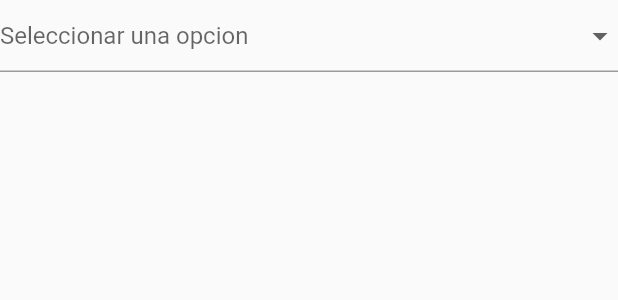
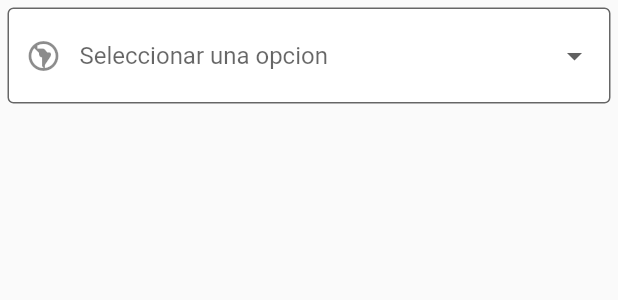
Before and after one commit to MarcosValdez/aplicativo-turismo, a Flutter app: the ContinenteList widget shown alone on an empty page, opened directly, on a phone screen of 412 x 824 dp. Shown: the top 300 px of the screen. Run offline on Flutter 3.47's test engine with Material 2 defaults, Android fonts, the phone set to English and light mode, and no system bars; our stand-ins replace bloc, bloc_concurrency, carousel_slider, cloud_firestore, equatable, firebase_auth and 8 more; accounts and stored records are empty; network calls fail; Roboto replaces fonts that are missing (Georgia).

Commit message:
style: lista de paises, pais_list_item.dart

```diff
--- a/lib/Turismo/view/continente_list.dart
+++ b/lib/Turismo/view/continente_list.dart
@@ -5,15 +5,15 @@ import 'package:flutter_bloc/flutter_bloc.dart';
 class ContinenteList extends StatefulWidget {
   @override
   _ContinenteListState createState() => _ContinenteListState();
+}
 
-}
-List<DropdownMenuItem<String>> get dropdownItems{
+List<DropdownMenuItem<String>> get dropdownItems {
   List<DropdownMenuItem<String>> menuItems = [
-    DropdownMenuItem(child: Text("America"),value: "1"),
-    DropdownMenuItem(child: Text("Europa"),value: "2"),
-    DropdownMenuItem(child: Text("Asia"),value: "3"),
-    DropdownMenuItem(child: Text("Africa"),value: "4"),
-    DropdownMenuItem(child: Text("Australia"),value: "5"),
+    DropdownMenuItem(child: Text("America"), value: "1"),
+    DropdownMenuItem(child: Text("Europa"), value: "2"),
+    DropdownMenuItem(child: Text("Asia"), value: "3"),
+    DropdownMenuItem(child: Text("Africa"), value: "4"),
+    DropdownMenuItem(child: Text("Australia"), value: "5"),
   ];
   return menuItems;
 }
@@ -24,19 +24,27 @@ class _ContinenteListState extends State<ContinenteList> {
 
   @override
   Widget build(BuildContext context) {
-    return BlocBuilder<PaisBloc, PaisState>(
-      builder: (context, state) {
-            return  DropdownButtonFormField<String>(
+    return BlocBuilder<PaisBloc, PaisState>(builder: (context, state) {
+      return Column(children: <Widget>[
+        Container(
+            margin: EdgeInsets.all(5),
+            child: DropdownButtonFormField<String>(
               value: null,
               hint: Text("Seleccionar una opcion"),
+              decoration: InputDecoration(
+                filled: true,
+                fillColor: Colors.white,
+                prefixIcon: Icon(Icons.south_america_outlined),
+                border: OutlineInputBorder(),
+              ),
               isExpanded: true, //make true to make width 100%
               items: dropdownItems,
               onChanged: (value) {
-                BlocProvider.of<PaisBloc>(context).add(PaisesFiltro(value, state.paises));
+                BlocProvider.of<PaisBloc>(context)
+                    .add(PaisesFiltro(value, state.paises));
               },
-              );
-
-      }
-    );
+            ))
+      ]);
+    });
   }
 }
--- a/lib/Turismo/view/pais_page.dart
+++ b/lib/Turismo/view/pais_page.dart
@@ -11,7 +11,6 @@ class PaisPage extends StatelessWidget {
     return Scaffold(
       body: BlocProvider(
         create: (_) => PaisBloc(httpClient: http.Client())..add(PostFetched()),
-
         child: Column(children: [ContinenteList(),PaisList()],)
 
         //child: PaisList(),
```
Also changed, not shown: lib/Turismo/widgest/pais_list_item.dart (+19 -9 lines).
